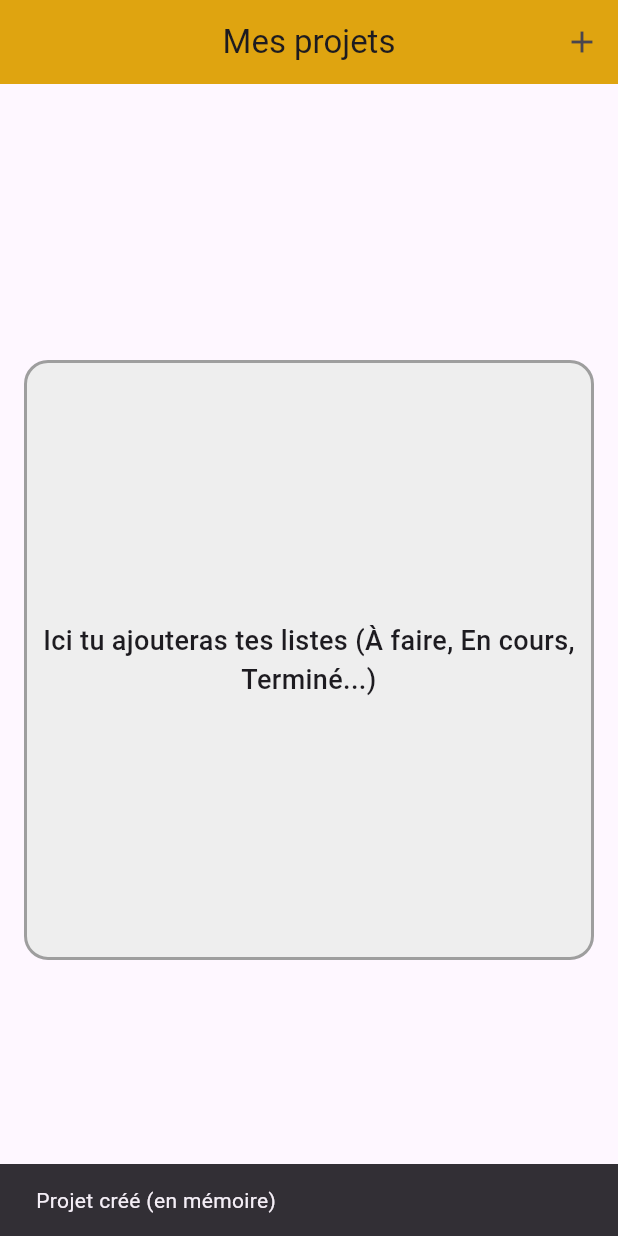
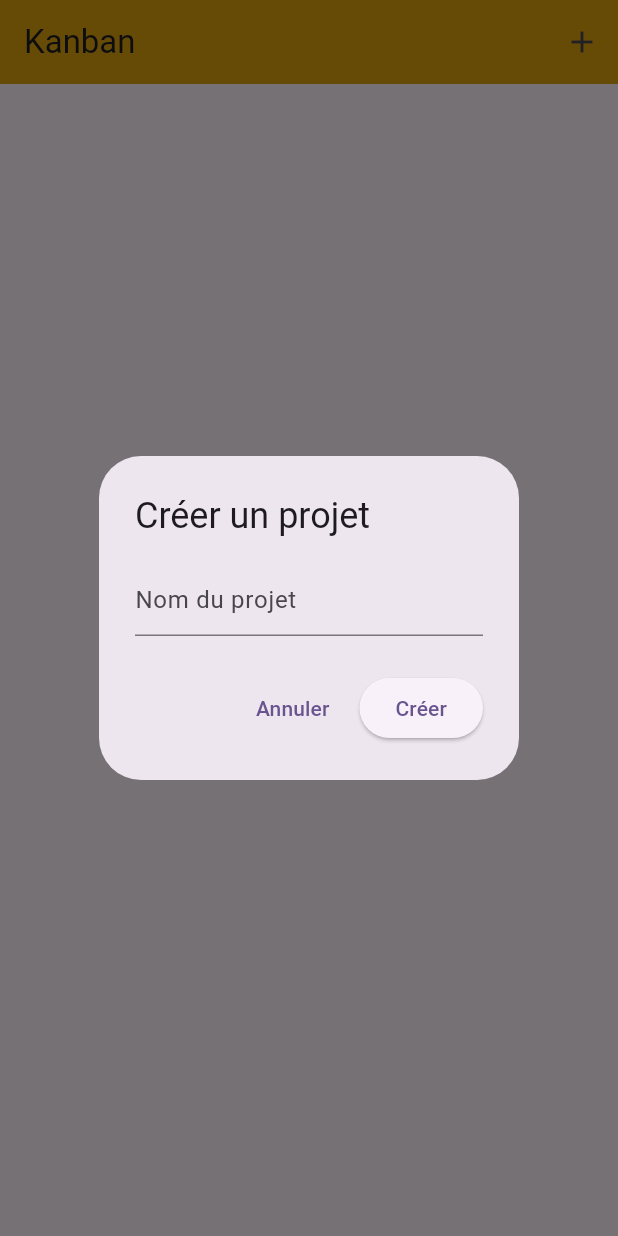
Before and after one commit to kader451/KanBanBoardFlutter, a Flutter app: the screen it shows after launch, after a tap on the "add" icon, on a phone screen of 412 x 824 dp. Run offline on Flutter 3.47's test engine with Material 3 defaults, Android fonts, the light colour scheme and no system bars.

Commit message:
Kanban composants

```diff
--- a/lib/models/taches.dart
+++ b/lib/models/taches.dart
@@ -1,11 +1,13 @@
 class Task {
   final int id;
+  final int projectId;         // à quel projet cette tâche appartient
   final String title;
   final String? description;
-  final String status;
+  final String status;         // "todo", "doing", "testing", "done"
 
   Task({
     required this.id,
+    required this.projectId,
     required this.title,
     this.description,
     required this.status,
@@ -14,6 +16,7 @@ class Task {
   factory Task.fromJson(Map<String, dynamic> json) {
     return Task(
       id: json['id'] as int,
+      projectId: json['projectId'] as int,
       title: json['title'] as String,
       description: json['description'] as String?,
       status: json['status'] as String,
--- /dev/null
+++ b/lib/view/components/create_project_dialog.dart
@@ -0,0 +1,36 @@
+import 'package:flutter/material.dart';
+
+class CreateProjectDialog extends StatelessWidget {
+  final Function(String name) onConfirm;
+
+  const CreateProjectDialog({super.key, required this.onConfirm});
+
+  @override
+  Widget build(BuildContext context) {
+    final TextEditingController controller = TextEditingController();
+
+    return AlertDialog(
+      title: const Text("Créer un projet"),
+      content: TextField(
+        controller: controller,
+        decoration: const InputDecoration(hintText: "Nom du projet"),
+      ),
+      actions: [
+        TextButton(
+          onPressed: () => Navigator.pop(context),
+          child: const Text("Annuler"),
+        ),
+        ElevatedButton(
+          onPressed: () {
+            final name = controller.text.trim();
+            if (name.isNotEmpty) {
+              onConfirm(name);
+              Navigator.pop(context);
+            }
+          },
+          child: const Text("Créer"),
+        ),
+      ],
+    );
+  }
+}
--- a/lib/view/kanban_page.dart
+++ b/lib/view/kanban_page.dart
@@ -1,64 +1,87 @@
-// lib/view/kanban_page.dart
 import 'package:flutter/material.dart';
 import 'package:provider/provider.dart';
+
 import '../view_model/projet_view_model.dart';
+import '../models/projets.dart';
+import 'components/project_title.dart';
+import 'components/status_column.dart';
+import 'components/create_project_dialog.dart';
 
 class KanbanPage extends StatelessWidget {
   const KanbanPage({super.key});
 
   @override
   Widget build(BuildContext context) {
-    // On récupère le ViewModel (MVVM)
-    final projectsViewModel = context.watch<ProjectsViewModel>();
+    final vm = context.watch<ProjectsViewModel>();
+    final Project? project = vm.currentProject;
 
     return Scaffold(
-      // 🔹 Barre de navigation (AppBar) avec bouton "+"
       appBar: AppBar(
         backgroundColor: const Color.fromARGB(255, 223, 164, 16),
-        title: const Text("Mes projets"),
-        centerTitle: true,
+        title: const Text("Kanban"),
         actions: [
           IconButton(
             icon: const Icon(Icons.add),
-            tooltip: "Créer un projet",
             onPressed: () {
-              // Appel MVVM : la View demande au ViewModel de créer un projet
-              projectsViewModel.createProject("Nouveau projet");
-              // Pour le moment ça ne fait qu'ajouter en mémoire et logguer
-              ScaffoldMessenger.of(context).showSnackBar(
-                const SnackBar(content: Text("Projet créé (en mémoire)")),
+              showDialog(
+                context: context,
+                builder: (_) => CreateProjectDialog(
+                  onConfirm: (name) => vm.createOrSetCurrentProject(name),
+                ),
               );
             },
           ),
         ],
       ),
 
-      // 🔹 Corps : juste le grand rectangle pour le moment
-      body: Padding(
+      body: project == null
+          ? const Center(
+              child: Text(
+                "Clique sur + pour créer un projet.",
+                textAlign: TextAlign.center,
+              ),
+            )
+          : Padding(
               padding: const EdgeInsets.all(16.0),
-        child: Center(
-          child: Container(
-            width: double.infinity,
-            height: 400,
-            decoration: BoxDecoration(
-              color: Colors.grey.shade200,
-              borderRadius: BorderRadius.circular(16),
-              border: Border.all(
-                color: Colors.grey,
-                width: 2,
+              child: Column(
+                children: [
+                  ProjectTitle(title: project.name),
+                  const SizedBox(height: 16),
+
+                  Expanded(
+                    child: Row(
+                      children: const [
+                        Expanded(
+                          child: StatusColumn(
+                            title: "À faire",
+                            statusKey: "todo",
                           ),
                         ),
-            child: const Center(
-              child: Text(
-                "Ici tu ajouteras tes listes (À faire, En cours, Terminé...)",
-                textAlign: TextAlign.center,
-                style: TextStyle(
-                  fontSize: 18,
-                  fontWeight: FontWeight.w500,
+                        SizedBox(width: 8),
+                        Expanded(
+                          child: StatusColumn(
+                            title: "En cours",
+                            statusKey: "doing",
                           ),
                         ),
+                        SizedBox(width: 8),
+                        Expanded(
+                          child: StatusColumn(
+                            title: "À tester",
+                            statusKey: "testing",
                           ),
                         ),
+                        SizedBox(width: 8),
+                        Expanded(
+                          child: StatusColumn(
+                            title: "Terminé",
+                            statusKey: "done",
+                          ),
+                        ),
+                      ],
+                    ),
+                  ),
+                ],
               ),
             ),
     );
--- a/lib/view_model/projet_view_model.dart
+++ b/lib/view_model/projet_view_model.dart
@@ -1,24 +1,52 @@
-// lib/viewmodel/projects_view_model.dart
 import 'package:flutter/foundation.dart';
-import '../models/projets.dart'; // ton modèle Project simplifié
+import '../models/projets.dart';
+import '../models/taches.dart';
 
 class ProjectsViewModel extends ChangeNotifier {
-  final List<Project> _projects = [];
+  Project? _currentProject;
+  final List<Task> _tasks = [];
 
-  List<Project> get projects => List.unmodifiable(_projects);
+  Project? get currentProject => _currentProject;
 
-  // Méthode appelée quand on clique sur le bouton "+"
-  void createProject(String name, {String? description}) {
-    final newProject = Project(
-      id: _projects.length + 1, // simple auto-incrément pour l'instant
+  // Tâches filtrées par statut pour le projet courant
+  List<Task> tasksByStatus(String status) {
+    if (_currentProject == null) return [];
+    return _tasks
+        .where((t) => t.projectId == _currentProject!.id && t.status == status)
+        .toList();
+  }
+
+  void createOrSetCurrentProject(String name, {String? description}) {
+    _currentProject = Project(
+      id: 1, // pour l’instant un seul projet
       name: name,
       description: description,
       isArchived: false,
     );
 
-    _projects.add(newProject);
+    // Optionnel : vider les tâches quand on change de projet
+    // _tasks.clear();
+
     notifyListeners();
+  }
 
-    debugPrint('Projet créé: ${newProject.name}');
+  // Ajouter une tâche dans une colonne (statut)
+  void addTask({
+    required String title,
+    String? description,
+    required String status,
+  }) {
+    if (_currentProject == null) return;
+
+    final newTask = Task(
+      id: _tasks.length + 1,
+      projectId: _currentProject!.id,
+      title: title,
+      description: description,
+      status: status,
+    );
+
+    _tasks.add(newTask);
+    notifyListeners();
   }
 }
```
Also changed, not shown: lib/view/components/create_task_dialog.dart (added, +50 -0 lines), lib/view/components/project_title.dart (added, +22 -0 lines), lib/view/components/status_column.dart (added, +71 -0 lines), lib/view/components/task_card.dart (added, +36 -0 lines), lib/view/archived_projects_page.dart (deleted), lib/view/main_navigation.dart (added), lib/view/projects_page.dart (deleted). Lines whose indentation alone changed are shown as unchanged.
